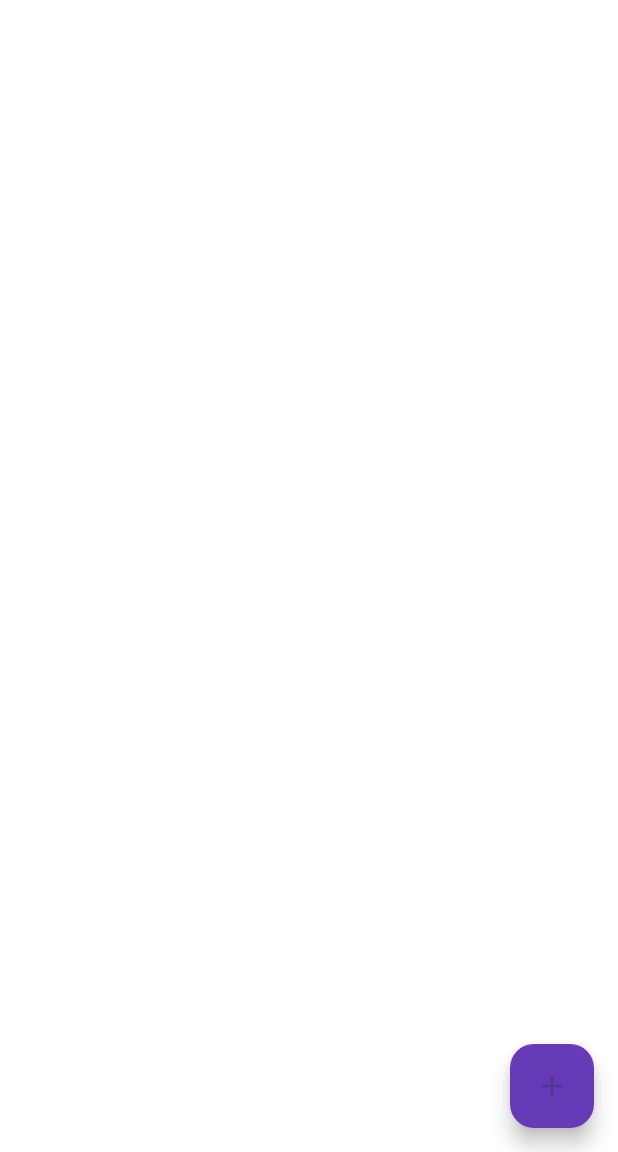
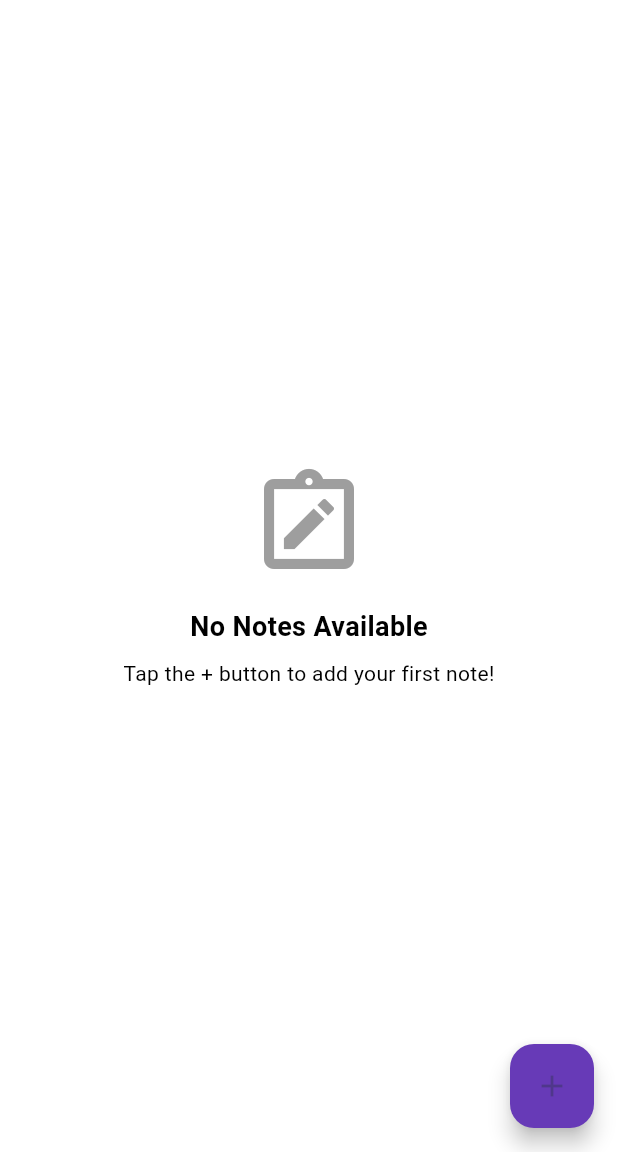
Before and after one commit to CodeZ3/My_Simple_Note, a Flutter app: the screen it shows after launch, after a tap on the "sort" icon, on a phone screen of 412 x 824 dp, the part 84-1236 px from its top. Run offline on Flutter 3.47's test engine with Material 3 defaults, Android fonts, the phone set to English and light mode, and no system bars; our stand-ins replace sqflite; accounts and stored records are empty.

Commit message:
Update notes_app_screen.dart

```diff
--- a/lib/screen/notes_app_screen.dart
+++ b/lib/screen/notes_app_screen.dart
@@ -39,10 +39,22 @@ class NotesAppScreenState extends State<NotesAppScreen> {
     });
   }
 
+  void _sortNotes() {
+    setState(() {
+      _notes.sort((a, b) {
+        final dateA = DateTime.parse(a['date_added']);
+        final dateB = DateTime.parse(b['date_added']);
+        return _sortAscending ? dateA.compareTo(dateB) : dateB.compareTo(dateA);
+      });
+      _sortAscending = !_sortAscending;
+    });
+  }
+
   void _deleteNoteConfirm(int id) {
     showDialog(
       context: context,
-      builder: (context) => AlertDialog(
+      builder: (context) =>
+          AlertDialog(
             title: const Text('Delete Note'),
             content: const Text('Are you sure you want to delete this note?'),
             actions: [
@@ -62,17 +74,6 @@ class NotesAppScreenState extends State<NotesAppScreen> {
     );
   }
 
-  void _sortNotes() {
-    setState(() {
-      _notes.sort((a, b) {
-        final dateA = DateTime.parse(a['date_added']);
-        final dateB = DateTime.parse(b['date_added']);
-        return _sortAscending ? dateA.compareTo(dateB) : dateB.compareTo(dateA);
-      });
-      _sortAscending = !_sortAscending;
-    });
-  }
-
   @override
   Widget build(BuildContext context) {
     final filteredNotes = _notes.where((note) {
@@ -86,7 +87,7 @@ class NotesAppScreenState extends State<NotesAppScreen> {
 
     return Scaffold(
       appBar: AppBar(
-        backgroundColor: Colors.transparent, // Set this to transparent for the gradient
+        backgroundColor: Colors.transparent,
         title: _isSearching
             ? TextField(
           onChanged: (value) {
@@ -108,7 +109,7 @@ class NotesAppScreenState extends State<NotesAppScreen> {
           IconButton(
             icon: Icon(
               _isSearching ? Icons.close : Icons.search,
-              color: Colors.black, // Search icon color
+              color: Colors.black,
             ),
             onPressed: () {
               setState(() {
@@ -120,7 +121,7 @@ class NotesAppScreenState extends State<NotesAppScreen> {
           IconButton(
             icon: const Icon(
               Icons.sort,
-              color: Colors.black, // Sort icon color
+              color: Colors.black,
             ),
             onPressed: _sortNotes,
           ),
@@ -128,14 +129,13 @@ class NotesAppScreenState extends State<NotesAppScreen> {
         flexibleSpace: Container(
           decoration: const BoxDecoration(
             gradient: LinearGradient(
-              colors: [Colors.cyan, Colors.indigo], // Gradient for AppBar
+              colors: [Colors.cyan, Colors.indigo],
               begin: Alignment.topLeft,
               end: Alignment.bottomRight,
             ),
           ),
         ),
       ),
-
       floatingActionButton: FloatingActionButton(
         backgroundColor: Colors.deepPurple,
         onPressed: () async {
@@ -143,31 +143,35 @@ class NotesAppScreenState extends State<NotesAppScreen> {
             context,
             MaterialPageRoute(builder: (context) => const AddEditNoteScreen()),
           );
-          if (result == true) _loadNotes(); // Refresh notes after adding
+          if (result == true) _loadNotes(); // Refresh the list after adding/editing
         },
         child: const Icon(Icons.add),
       ),
+
       body: filteredNotes.isEmpty
-          ? const Center(
+          ? Container( // Wrap the column with a container
+        color: Colors.white, // Set a solid white background
+        child: const Center(
           child: Column(
             mainAxisAlignment: MainAxisAlignment.center,
             children: [
-            Icon(Icons.note_alt_outlined, size: 80, color: Colors.white),
+              Icon(Icons.note_alt_outlined, size: 80, color: Colors.grey), // Use black icon color for visibility
               SizedBox(height: 16),
               Text(
                 'No Notes Available',
                 style: TextStyle(
                   fontSize: 18,
                   fontWeight: FontWeight.bold,
-                color: Colors.white,
+                  color: Colors.black, // Set text color to black
                 ),
               ),
               SizedBox(height: 8),
               Text(
                 'Tap the + button to add your first note!',
-              style: TextStyle(fontSize: 14, color: Colors.white),
+                style: TextStyle(fontSize: 14, color: Colors.black), // Set text color to black
               ),
             ],
+          ),
         ),
       )
           : ListView.builder(
@@ -182,11 +186,10 @@ class NotesAppScreenState extends State<NotesAppScreen> {
               final result = await Navigator.push(
                 context,
                 MaterialPageRoute(
-                  builder: (context) =>
-                      AddEditNoteScreen(note: note),
+                  builder: (context) => AddEditNoteScreen(note: note),
                 ),
               );
-              if (result == true) _loadNotes(); // Refresh notes after editing
+              if (result == true) _loadNotes(); // Refresh after editing
             },
             onDelete: () => _deleteNoteConfirm(note['id']),
           );
```
Lines whose indentation alone changed are shown as unchanged.
